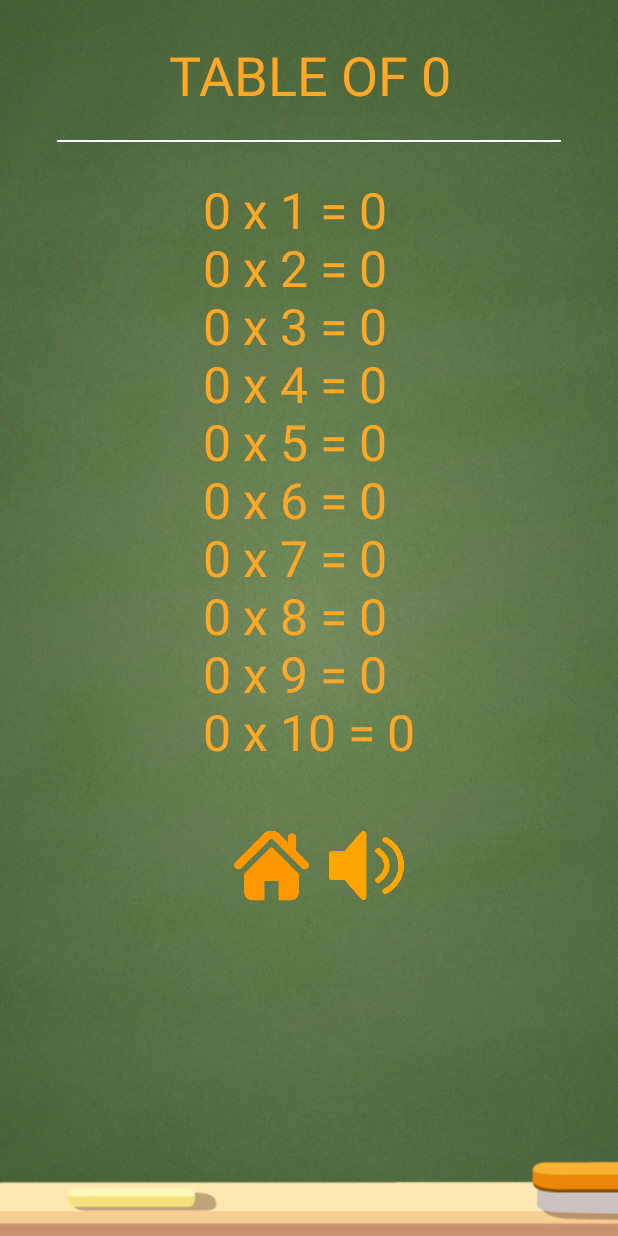
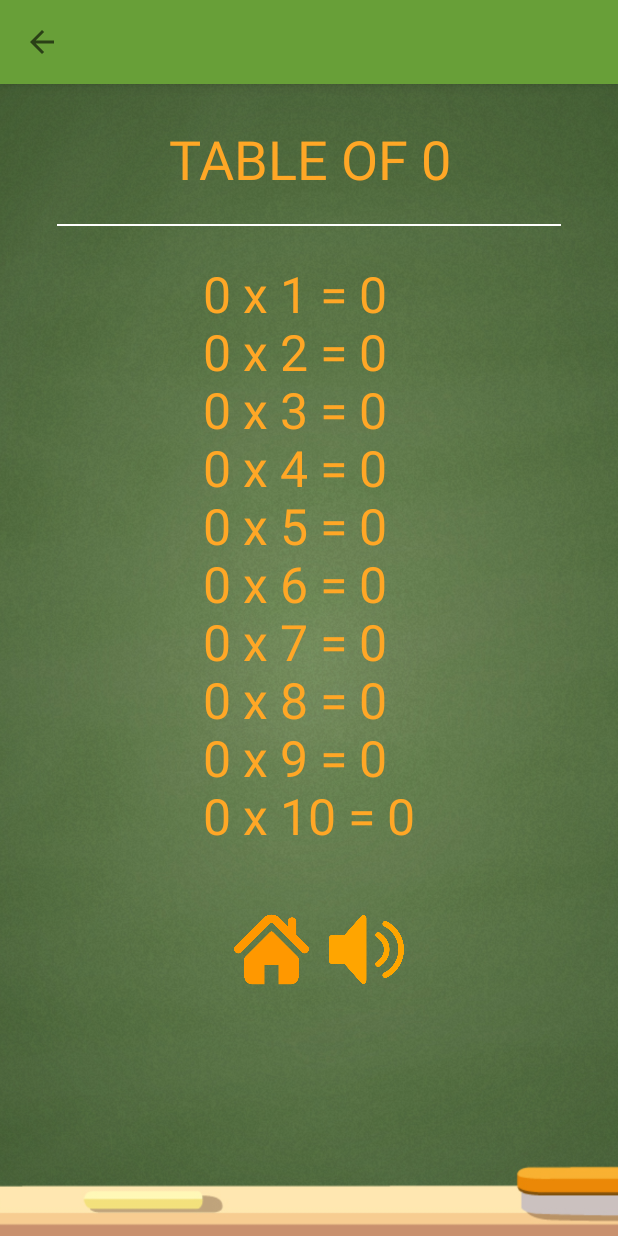
Before and after one commit to codedbyaman/aTable, an Android app: the DetailActivity screen opened directly, with no data from a screen before it, on a phone screen of 412 x 824 dp. Run offline under Robolectric (Android 15) with nearby library versions, the phone set to English and light mode, and no system bars.

Commit message:
added toolbar and setBackButton_toolbar in DetailActivity

```diff
--- a/app/src/main/java/com/example/aman/table/ActivityQuiz.java
+++ b/app/src/main/java/com/example/aman/table/ActivityQuiz.java
@@ -108,6 +108,7 @@ public class ActivityQuiz extends AppCompatActivity {
 
                 } else {
                     Snackbar.make(btAns1, "Wrong Answer", Snackbar.LENGTH_SHORT).show();
+                    toolbartext.setText("test");
                 }
             }
 
--- a/app/src/main/java/com/example/aman/table/DetailActivity.java
+++ b/app/src/main/java/com/example/aman/table/DetailActivity.java
@@ -1,7 +1,6 @@
 
 
 package com.example.aman.table;
-
 import android.content.Intent;
 import android.os.Bundle;
 import android.speech.tts.TextToSpeech;
@@ -12,6 +11,7 @@ import android.widget.Button;
 import android.widget.ImageButton;
 import android.widget.TextView;
 import android.widget.Toast;
+import android.support.v7.widget.Toolbar;
 import java.util.Locale;
 
 /**
@@ -39,6 +39,23 @@ public class DetailActivity extends AppCompatActivity {
         ImageButton imageButton = findViewById(R.id.bt_home);
         ImageButton imageButton1 = findViewById(R.id.bt_return);
         ImageButton buttonSpeech = findViewById(R.id.bt_speech);
+        TextView toolbar_text = (findViewById(R.id.toolbar_text));
+        toolbar_text.setVisibility(View.GONE);
+
+        Toolbar toolbar = findViewById(R.id.tool_bar);
+        setSupportActionBar(toolbar);
+        getSupportActionBar().setDisplayHomeAsUpEnabled(true);
+        getSupportActionBar().setDisplayShowTitleEnabled(false);
+
+        toolbar.setNavigationOnClickListener(new View.OnClickListener() {
+            @Override
+            public void onClick(View v) {
+                startActivity(new Intent(getApplicationContext(), PracticeTable.class));
+                overridePendingTransition(R.anim.slideout_back, R.anim.slidein_back);
+            }
+        });
+
+
 
         tv_speech = (TextView) findViewById(R.id.tv_table_data);
 
--- a/app/src/main/res/layout/activity_detail.xml
+++ b/app/src/main/res/layout/activity_detail.xml
@@ -1,7 +1,14 @@
 <?xml version="1.0" encoding="utf-8"?>
+
+
 <LinearLayout xmlns:android="http://schemas.android.com/apk/res/android"
     android:layout_width="match_parent"
-    android:layout_height="match_parent">
+    android:layout_height="match_parent"
+    android:orientation="vertical">
+
+    <include
+        android:id="@+id/tool_bar"
+        layout="@layout/tool_bar" />
 
     <LinearLayout
         android:layout_width="match_parent"
@@ -97,7 +104,7 @@
                         android:layout_width="@dimen/activity_detail_image_button_layout_width_speech"
                         android:layout_height="@dimen/activity_detail_image_button_layout_height_speech"
                         android:background="@drawable/orange_speaker_icon"
-                        android:onClick="doSomething"/>
+                        android:onClick="doSomething" />
 
 
                 </LinearLayout>
```
